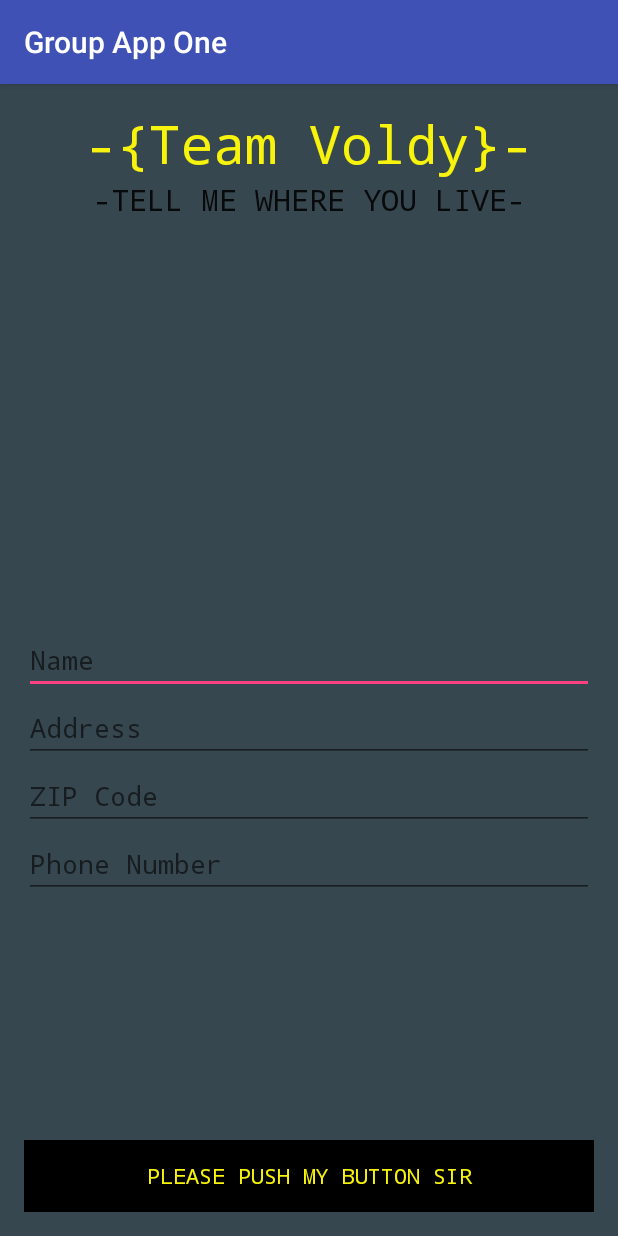
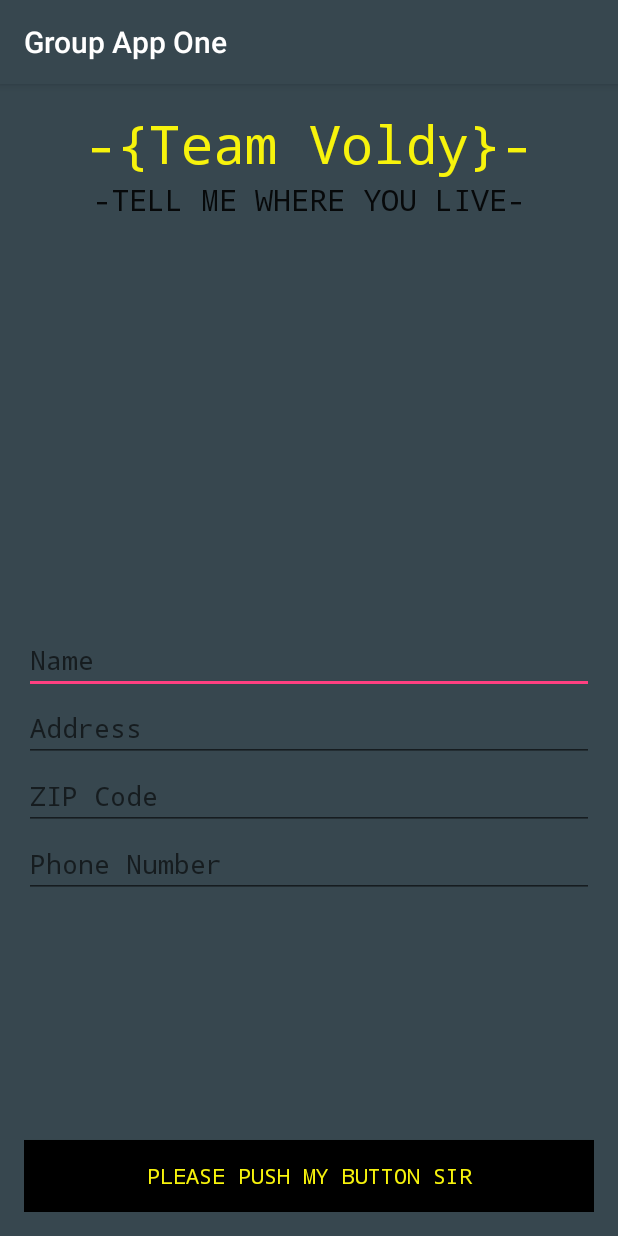
Before and after one commit to deldoyle/TeamVoldemort, an Android app: the screen it shows after launch (MainActivity), on a phone screen of 412 x 824 dp. Run offline under Robolectric (Android 15) with nearby library versions, the phone set to English and light mode, and no system bars.

Commit message:
Updated style stuff

```diff
--- a/GroupAppOne/app/src/main/res/layout/activity_main.xml
+++ b/GroupAppOne/app/src/main/res/layout/activity_main.xml
@@ -89,6 +89,7 @@
         android:id="@+id/irrTextView"
         android:typeface="monospace"
         android:textSize="20sp"
-        android:layout_below="@+id/textView" android:layout_centerHorizontal="true"/>
+        android:layout_below="@+id/textView" android:layout_centerHorizontal="true"
+        android:layout_alignParentEnd="false"/>
 
 </RelativeLayout>
--- a/GroupAppOne/app/src/main/res/values/colors.xml
+++ b/GroupAppOne/app/src/main/res/values/colors.xml
@@ -1,6 +1,6 @@
 <?xml version="1.0" encoding="utf-8"?>
 <resources>
-    <color name="colorPrimary">#3F51B5</color>
-    <color name="colorPrimaryDark">#303F9F</color>
+    <color name="colorPrimary">#37474f</color>
+    <color name="colorPrimaryDark">#37474f</color>
     <color name="colorAccent">#FF4081</color>
 </resources>
```
